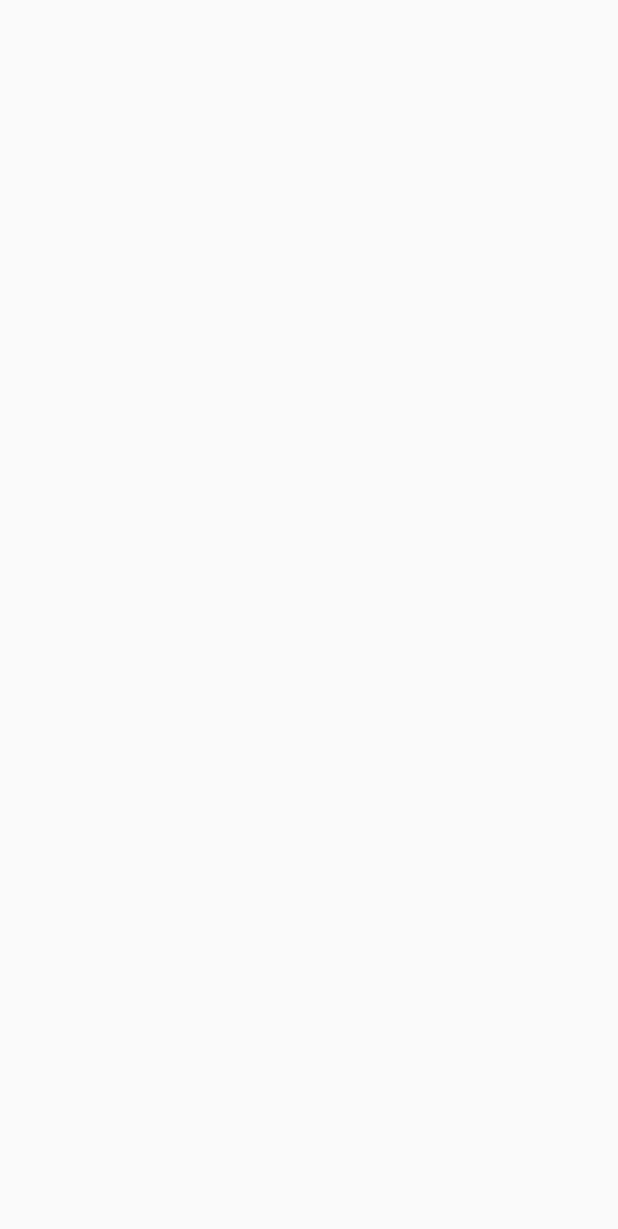
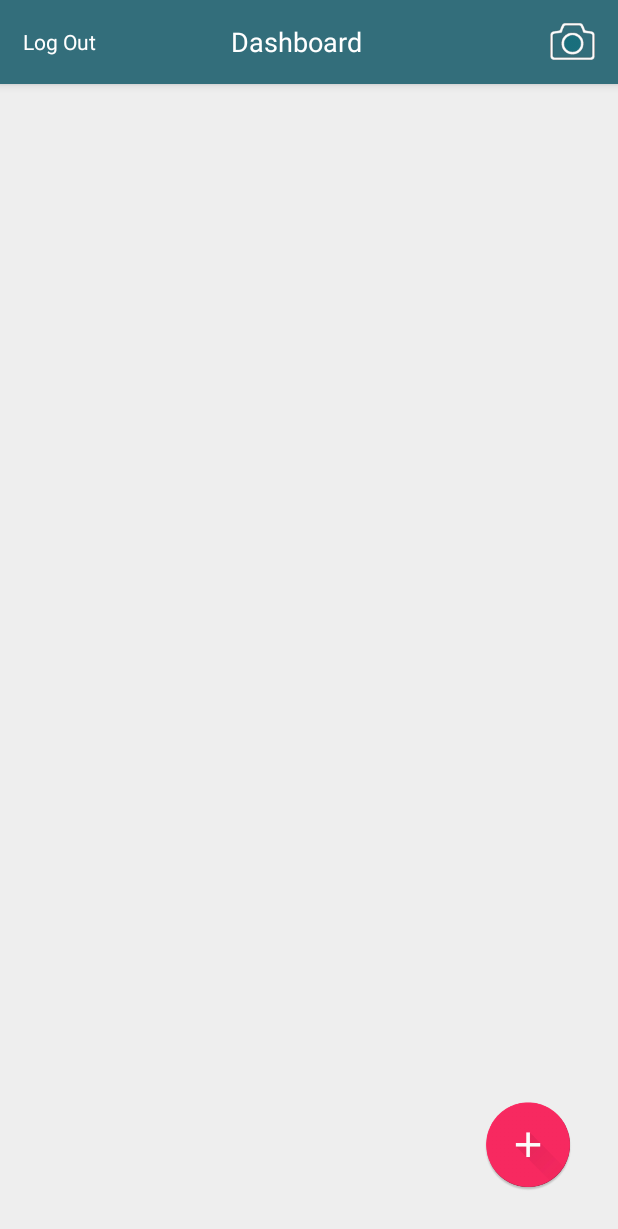
Before and after one commit to kmtmon/android-qr-code-tracking, an Android app: the DashboardActivity screen opened directly, with no data from a screen before it, on a phone screen of 412 x 824 dp. Before the commit the part shown is empty. Shown: the top 1229 px of the screen. Run offline under Robolectric (Android 15) with nearby library versions, the phone set to English and light mode, and no system bars; our stand-ins replace data binding.

Commit message:
Design dashboard activity

```diff
--- a/app/build.gradle
+++ b/app/build.gradle
@@ -12,7 +12,7 @@ android {
     defaultConfig {
         applicationId "com.example.mon.qrcodetrackingsystem"
         minSdkVersion 19
-        targetSdkVersion 26
+        targetSdkVersion 27
         versionCode 1
         versionName "1.0"
         testInstrumentationRunner "android.support.test.runner.AndroidJUnitRunner"
@@ -28,6 +28,10 @@ android {
         targetCompatibility 1.8
         sourceCompatibility 1.8
     }
+}
+
+ext {
+    supportLibraryVersion = '27.0.2'
 }
 
 dependencies {
@@ -46,6 +50,7 @@ dependencies {
 
     implementation 'io.reactivex.rxjava2:rxandroid:2.0.1'
     implementation 'io.reactivex.rxjava2:rxjava:2.1.6'
+    implementation "com.android.support:design:$supportLibraryVersion"
 }
 
 apply plugin: 'com.google.gms.google-services'
--- a/app/src/main/java/com/example/mon/qrcodetrackingsystem/modules/dashboard/view/activity/DashboardActivity.java
+++ b/app/src/main/java/com/example/mon/qrcodetrackingsystem/modules/dashboard/view/activity/DashboardActivity.java
@@ -23,7 +23,6 @@ public class DashboardActivity extends BaseActivity {
     @Override
     protected void onCreate(Bundle savedInstanceState) {
         super.onCreate(savedInstanceState);
-        setContentView(R.layout.activity_dashboard);
 
         dashboardBinding = DataBindingUtil.setContentView(DashboardActivity.this, R.layout.activity_dashboard);
     }
--- a/app/src/main/res/layout/activity_dashboard.xml
+++ b/app/src/main/res/layout/activity_dashboard.xml
@@ -6,12 +6,102 @@
 
     <LinearLayout
         android:layout_width="match_parent"
-        android:layout_height="match_parent">
+        android:layout_height="match_parent"
+        android:background="@color/pale_white"
+        android:orientation="vertical">
 
-        <TextView
-            android:id="@+id/test"
+        <android.support.design.widget.AppBarLayout
+            android:id="@+id/appBarLayout"
             android:layout_width="match_parent"
-            android:layout_height="match_parent" />
+            android:layout_height="wrap_content"
+            android:theme="@style/ActionBarMenu">
+
+            <!-- toolbar -->
+            <android.support.v7.widget.Toolbar
+                android:id="@+id/toolbar"
+                android:layout_width="match_parent"
+                android:layout_height="?android:attr/actionBarSize"
+                android:animateLayoutChanges="true"
+                android:background="@color/pure_white"
+                android:theme="@style/ActionBarMenu"
+                app:contentInsetEnd="0dp"
+                app:contentInsetStart="0dp">
+
+
+                <LinearLayout
+                    android:layout_width="match_parent"
+                    android:layout_height="match_parent"
+                    android:orientation="horizontal"
+                    android:gravity="center_vertical">
+
+                    <TextView
+                        style="@style/TextAppearance.NormalAction"
+                        android:layout_width="wrap_content"
+                        android:layout_height="wrap_content"
+                        android:text="Log Out"
+                        android:layout_marginStart="15dp"/>
+
+                    <View
+                        android:layout_width="20dp"
+                        android:layout_height="wrap_content"/>
+
+                    <!-- Header Text layout -->
+                    <RelativeLayout
+                        android:layout_width="0dp"
+                        android:layout_height="match_parent"
+                        android:layout_weight="1"
+                        android:gravity="center">
+
+                        <!-- Header Text -->
+                        <TextView
+                            android:id="@+id/headerName"
+                            style="@style/TextAppearance.Header"
+                            android:layout_width="match_parent"
+                            android:layout_height="match_parent"
+                            android:layout_marginEnd="?attr/actionBarSize"
+                            android:ellipsize="end"
+                            android:gravity="center"
+                            android:maxLines="1"
+                            android:text="Dashboard" />
+
+
+                    </RelativeLayout>
+
+                    <ImageView
+                        android:layout_width="30dp"
+                        android:layout_height="30dp"
+                        android:layout_marginEnd="15dp"
+                        android:src="@drawable/camera_icon"/>
+
+                </LinearLayout>
+
+
+
+            </android.support.v7.widget.Toolbar>
+
+        </android.support.design.widget.AppBarLayout>
+
+        <RelativeLayout
+            android:layout_width="match_parent"
+            android:layout_height="match_parent">
+
+
+            <ImageView
+                android:id="@+id/add"
+                android:layout_width="60dp"
+                android:layout_height="60dp"
+                android:layout_gravity="end|bottom"
+                android:layout_alignParentBottom="true"
+                android:layout_alignParentEnd="true"
+                android:layout_marginEnd="30dp"
+                android:layout_marginBottom="30dp"
+                android:src="@drawable/floating_add_icon"
+                android:elevation="10dp" />
+
+        </RelativeLayout>
+
     </LinearLayout>
 
+
+
 </layout>
--- a/app/src/main/res/values/colors.xml
+++ b/app/src/main/res/values/colors.xml
@@ -1,8 +1,8 @@
 <?xml version="1.0" encoding="utf-8"?>
 <resources>
-    <color name="colorPrimary">#3F51B5</color>
+    <color name="colorPrimary">#336E7B</color>
     <color name="colorPrimaryDark">#303F9F</color>
     <color name="colorAccent">#FF4081</color>
     <color name="pure_white">#FFFFFF</color>
-    <color name="pale_white">#dfe4ea</color>
+    <color name="pale_white">#EEEEEE</color>
 </resources>
--- a/app/src/main/res/values/styles.xml
+++ b/app/src/main/res/values/styles.xml
@@ -10,4 +10,26 @@
         <item name="android:windowNoTitle">true</item>
     </style>
 
+
+    <!-- ActionBar Style -->
+    <style name="ActionBarMenu" parent="Theme.AppCompat.Light" >
+        <item name="android:background">@color/colorPrimary</item>
+    </style>
+
+    <!-- Text Style -->
+    <style name="TextAppearance">
+        <item name="android:textColor">?android:attr/textColorPrimary</item>
+        <item name="android:textColorHint">?android:attr/textColorHint</item>
+        <item name="android:textColorHighlight">?android:attr/textColorHighlight</item>
+    </style>
+
+    <style name="TextAppearance.Header">
+        <item name="android:textSize">18sp</item>
+        <item name="android:textColor">@color/pure_white</item>
+    </style>
+
+    <style name="TextAppearance.NormalAction">
+        <item name="android:textSize">14sp</item>
+        <item name="android:textColor">@color/pure_white</item>
+    </style>
 </resources>
```
Also changed, not shown: app/src/main/res/drawable-hdpi/camera_icon.png (added), app/src/main/res/drawable-hdpi/floating_add_icon.png (added), app/src/main/res/drawable-mdpi/camera_icon.png (added), app/src/main/res/drawable-mdpi/floating_add_icon.png (added), app/src/main/res/drawable-xhdpi/camera_icon.png (added), app/src/main/res/drawable-xhdpi/floating_add_icon.png (added), app/src/main/res/drawable-xxhdpi/camera_icon.png (added), app/src/main/res/drawable-xxhdpi/floating_add_icon.png (added), app/src/main/res/drawable-xxxhdpi/camera_icon.png (added), app/src/main/res/drawable-xxxhdpi/floating_add_icon.png (added).
